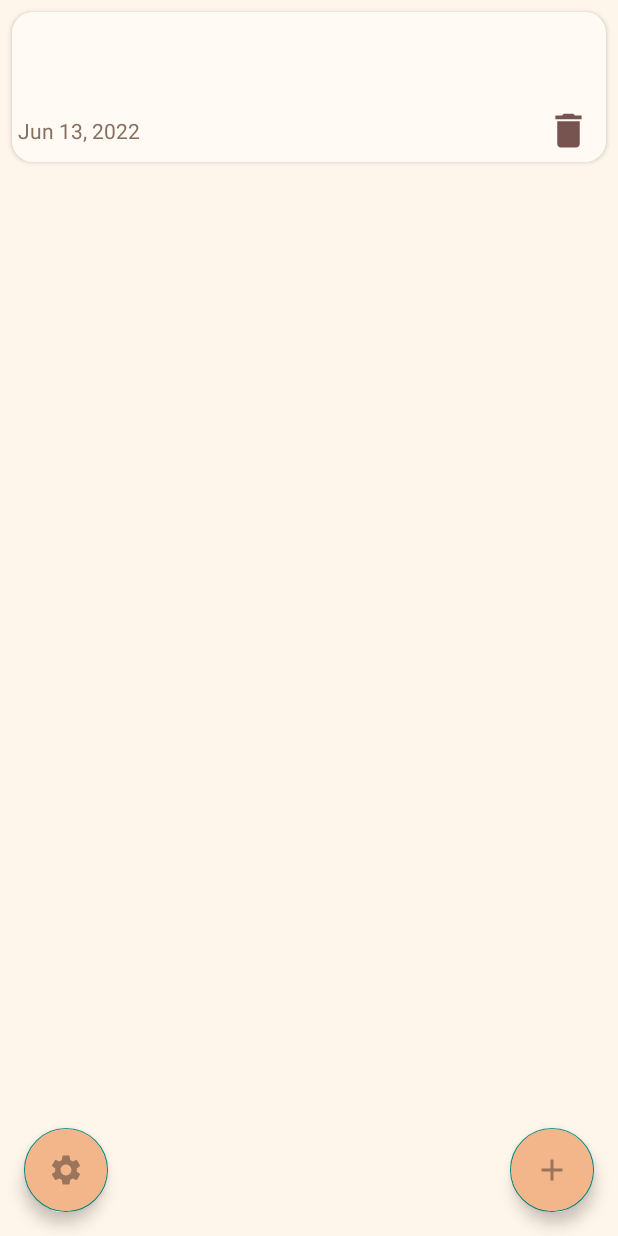
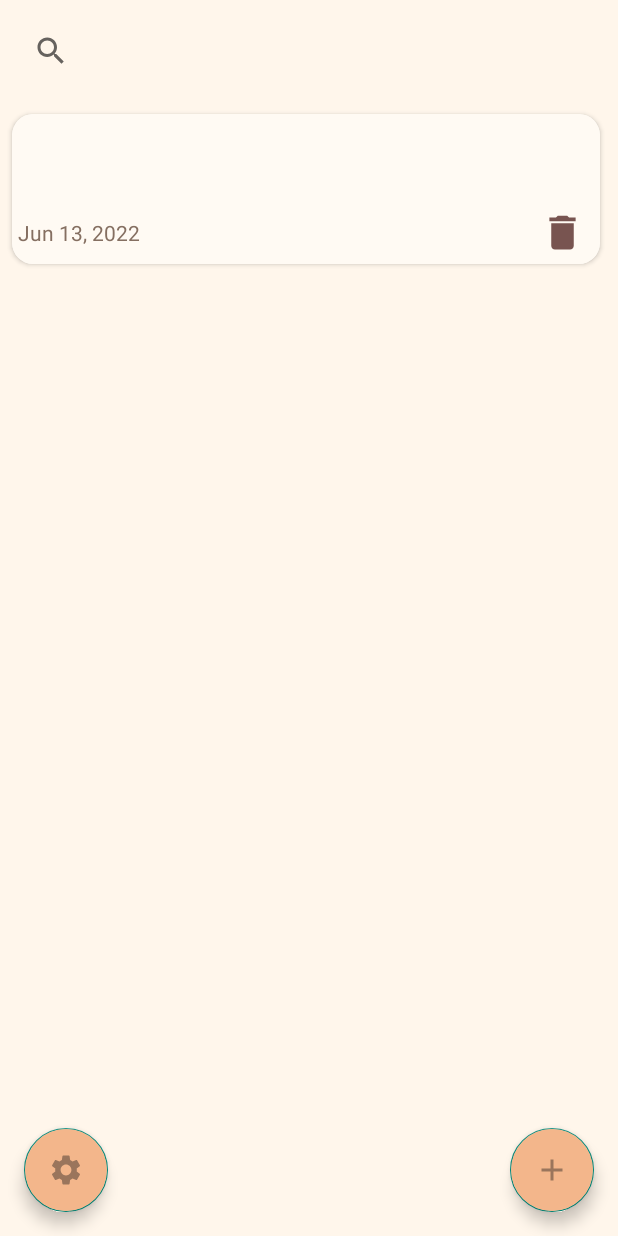
Before and after one commit to Leonid06/note_app_by_leonid_06, an Android app: the SingleNoteFragment screen opened through its navigation route, after a tap on an icon or button, on a phone screen of 412 x 824 dp. Run offline under Robolectric (Android 15) with nearby library versions, the phone set to English and light mode, and no system bars; our stand-ins replace Dagger/Hilt's generated code, Room's generated code.

Commit message:
addded search system, deleted toasts

```diff
--- a/app/src/main/java/com/example/leonidsnotesapplication/data/database/NoteDao.kt
+++ b/app/src/main/java/com/example/leonidsnotesapplication/data/database/NoteDao.kt
@@ -7,6 +7,10 @@ import dagger.Provides
 
 @Dao
 interface NoteDao {
+
+    @Query("SELECT * FROM note WHERE title LIKE :query OR subtitle LIKE :query")
+    fun selectNotes(query : String?) : List<Note>
+
     @Query("SELECT * FROM Note")
     fun getAllNotes() : List<Note>
 
--- a/app/src/main/java/com/example/leonidsnotesapplication/data/repository/NoteRepositoryImpl.kt
+++ b/app/src/main/java/com/example/leonidsnotesapplication/data/repository/NoteRepositoryImpl.kt
@@ -11,6 +11,10 @@ class NoteRepositoryImpl(
         return ArrayList(dao.getAllNotes())
     }
 
+    override fun searchNotes(query: String?): ArrayList<Note> {
+        return ArrayList(dao.selectNotes(query))
+    }
+
     override suspend fun deleteNote(note: Note) {
        return dao.deleteNote(note)
     }
--- a/app/src/main/java/com/example/leonidsnotesapplication/domain/repository/NoteRepository.kt
+++ b/app/src/main/java/com/example/leonidsnotesapplication/domain/repository/NoteRepository.kt
@@ -1,11 +1,14 @@
 package com.example.leonidsnotesapplication.domain.repository
 
 import androidx.lifecycle.LiveData
+import androidx.room.Query
 import com.example.leonidsnotesapplication.domain.model.Note
 
 interface NoteRepository {
     fun getAllNotes() : ArrayList<Note>
 
+    fun searchNotes(query: String?) : ArrayList<Note>
+
     suspend fun deleteNote(note : Note)
 
     suspend fun insertNote(note : Note)
--- /dev/null
+++ b/app/src/main/java/com/example/leonidsnotesapplication/domain/usecase/SearchNoteUseCase.kt
@@ -0,0 +1,12 @@
+package com.example.leonidsnotesapplication.domain.usecase
+
+import com.example.leonidsnotesapplication.domain.model.Note
+import com.example.leonidsnotesapplication.domain.repository.NoteRepository
+
+class SearchNoteUseCase(
+    private val repository: NoteRepository
+) {
+    fun execute(query :String?) : ArrayList<Note> {
+        return repository.searchNotes(query)
+    }
+}
--- a/app/src/main/java/com/example/leonidsnotesapplication/presentation/di/DomainModule.kt
+++ b/app/src/main/java/com/example/leonidsnotesapplication/presentation/di/DomainModule.kt
@@ -4,6 +4,7 @@ import com.example.leonidsnotesapplication.domain.repository.NoteRepository
 import com.example.leonidsnotesapplication.domain.usecase.AddNoteUseCase
 import com.example.leonidsnotesapplication.domain.usecase.DeleteNoteUseCase
 import com.example.leonidsnotesapplication.domain.usecase.GetAllNotesUseCase
+import com.example.leonidsnotesapplication.domain.usecase.SearchNoteUseCase
 import dagger.Module
 import dagger.Provides
 import dagger.hilt.InstallIn
@@ -15,18 +16,23 @@ import dagger.hilt.android.components.ViewModelComponent
 class DomainModule {
 
     @Provides
-    fun provideAddNoteUseCase(userRepository: NoteRepository): AddNoteUseCase {
-        return AddNoteUseCase(userRepository)
+    fun provideAddNoteUseCase(noteRepository: NoteRepository): AddNoteUseCase {
+        return AddNoteUseCase(noteRepository)
     }
 
     @Provides
-    fun provideDeleteNoteUseCase(userRepository: NoteRepository): DeleteNoteUseCase {
-        return DeleteNoteUseCase(userRepository)
+    fun provideDeleteNoteUseCase(noteRepository: NoteRepository): DeleteNoteUseCase {
+        return DeleteNoteUseCase(noteRepository)
     }
 
     @Provides
-    fun provideGetAllNotesUseCase(userRepository: NoteRepository): GetAllNotesUseCase {
-        return GetAllNotesUseCase(userRepository)
+    fun provideGetAllNotesUseCase(noteRepository: NoteRepository): GetAllNotesUseCase {
+        return GetAllNotesUseCase(noteRepository)
+    }
+
+    @Provides
+    fun provideSearchNotesUseCase(noteRepository: NoteRepository) : SearchNoteUseCase{
+        return  SearchNoteUseCase(noteRepository)
     }
 
 }
--- a/app/src/main/java/com/example/leonidsnotesapplication/presentation/notes_feature/NotesFragment.kt
+++ b/app/src/main/java/com/example/leonidsnotesapplication/presentation/notes_feature/NotesFragment.kt
@@ -6,6 +6,7 @@ import android.view.LayoutInflater
 import android.view.View
 import android.view.ViewGroup
 import android.widget.Toast
+import androidx.appcompat.widget.SearchView
 import androidx.fragment.app.viewModels
 import androidx.navigation.Navigation
 import androidx.navigation.fragment.findNavController
@@ -23,9 +24,10 @@ import dagger.hilt.android.AndroidEntryPoint
 @AndroidEntryPoint
 class NotesFragment : Fragment()  ,
     NoteCardAdapter.NoteClickListener ,
-    DeleteDialogFragment.OnNegativeButtonClickListener {
+    DeleteDialogFragment.OnNegativeButtonClickListener,
+    SearchView.OnQueryTextListener{
 
-    private lateinit var adapter : NoteCardAdapter
+    private val adapter : NoteCardAdapter by lazy { NoteCardAdapter(this) }
     private val vm : NotesViewModel by viewModels()
 
     override fun onCreateView(
@@ -40,10 +42,8 @@ class NotesFragment : Fragment()  ,
 
         val recyclerView = view.findViewById<RecyclerView>(R.id.notesRecyclerView)
         val addNoteButton = view.findViewById<FloatingActionButton>(R.id.go_to_add_note_fragment_button)
+        val notesSearchView = view.findViewById<SearchView>(R.id.notesSearchView)
 
-        recyclerView.isNestedScrollingEnabled = false
-
-        adapter = NoteCardAdapter(this)
 
         vm.notesLiveData.observe(viewLifecycleOwner){
             adapter.setData(it)
@@ -56,8 +56,13 @@ class NotesFragment : Fragment()  ,
         }
 
         recyclerView.adapter = adapter
+        recyclerView.isNestedScrollingEnabled = false
         recyclerView.layoutManager = LinearLayoutManager(view.context)
         recyclerView.itemAnimator = NotesItemAnimator()
+
+        notesSearchView.isSubmitButtonEnabled  = true
+        notesSearchView.setOnQueryTextListener(this)
+
     }
 
     override fun onClickedNote(note: Note) {
@@ -77,6 +82,22 @@ class NotesFragment : Fragment()  ,
 
     override fun onClick(note: Note) {
         vm.deleteNote(note)
-        Toast.makeText(requireContext(), "Note deleted", Toast.LENGTH_SHORT).show()
+    }
+
+    private fun searchDatabase(query: String?){
+        vm.searchNotes("%$query%")
+        vm.notesSearchLiveData.observe(this){
+            adapter.setData(it)
+        }
+    }
+
+    override fun onQueryTextSubmit(query: String?): Boolean {
+        searchDatabase(query)
+        return true
+    }
+
+    override fun onQueryTextChange(query: String?): Boolean {
+        searchDatabase(query)
+        return true
     }
 }
--- a/app/src/main/java/com/example/leonidsnotesapplication/presentation/notes_feature/NotesViewModel.kt
+++ b/app/src/main/java/com/example/leonidsnotesapplication/presentation/notes_feature/NotesViewModel.kt
@@ -8,6 +8,7 @@ import com.example.leonidsnotesapplication.domain.model.Note
 import com.example.leonidsnotesapplication.domain.usecase.AddNoteUseCase
 import com.example.leonidsnotesapplication.domain.usecase.DeleteNoteUseCase
 import com.example.leonidsnotesapplication.domain.usecase.GetAllNotesUseCase
+import com.example.leonidsnotesapplication.domain.usecase.SearchNoteUseCase
 import dagger.hilt.android.lifecycle.HiltViewModel
 import kotlinx.coroutines.Dispatchers
 import kotlinx.coroutines.launch
@@ -17,11 +18,22 @@ import javax.inject.Inject
 class NotesViewModel  @Inject constructor (
     private val addNoteUseCase: AddNoteUseCase,
     private val deleteNoteUseCase: DeleteNoteUseCase,
-    private val getAllNotesUseCase: GetAllNotesUseCase
+    private val getAllNotesUseCase: GetAllNotesUseCase,
+    private val searchNoteUseCase: SearchNoteUseCase
 ) : ViewModel() {
 
     private val notesLiveDataMutable  = MutableLiveData<ArrayList<Note>>()
     val notesLiveData : LiveData<ArrayList<Note>> = notesLiveDataMutable
+
+    private val notesSearchLiveDataMutable  = MutableLiveData<ArrayList<Note>>()
+    val notesSearchLiveData : LiveData<ArrayList<Note>> = notesSearchLiveDataMutable
+
+
+    fun searchNotes(query : String?){
+        viewModelScope.launch(Dispatchers.IO) {
+            notesSearchLiveDataMutable.postValue(searchNoteUseCase.execute(query))
+        }
+    }
 
     fun addNote(note : Note){
         viewModelScope.launch(Dispatchers.IO) {
--- a/app/src/main/java/com/example/leonidsnotesapplication/presentation/single_note_feature/SingleNoteFragment.kt
+++ b/app/src/main/java/com/example/leonidsnotesapplication/presentation/single_note_feature/SingleNoteFragment.kt
@@ -90,7 +90,6 @@ class SingleNoteFragment : Fragment() {
             date,
             id
         )
-        Toast.makeText(requireContext(), "Note added", Toast.LENGTH_SHORT).show()
 
         vm.addNote(note)
     }
@@ -102,7 +101,6 @@ class SingleNoteFragment : Fragment() {
             content,
             date
         )
-        Toast.makeText(requireContext(), "Note added", Toast.LENGTH_SHORT).show()
 
         vm.addNote(note)
     }
--- a/app/src/main/res/layout/fragment_notes.xml
+++ b/app/src/main/res/layout/fragment_notes.xml
@@ -7,12 +7,23 @@
     android:background="@color/note_background_color_3"
     tools:context=".presentation.notes_feature.NotesFragment">
 
+    <androidx.appcompat.widget.SearchView
+        android:id="@+id/notesSearchView"
+        android:layout_width="match_parent"
+        android:layout_height="wrap_content"
+        android:layout_margin="10dp"
+        app:layout_constraintTop_toTopOf="parent"
+        app:layout_constraintStart_toStartOf="parent"/>
+
+
     <androidx.recyclerview.widget.RecyclerView
         android:id="@+id/notesRecyclerView"
-        android:layout_width="match_parent"
-        android:layout_height="600dp"
-        app:layout_constraintTop_toTopOf="parent"
-       />
+        android:layout_width="408dp"
+        android:layout_height="560dp"
+        android:layout_marginTop="10dp"
+        app:layout_constraintTop_toBottomOf="@id/notesSearchView"
+        app:layout_constraintStart_toStartOf="parent"
+        />
 
     <com.google.android.material.floatingactionbutton.FloatingActionButton
         android:backgroundTint="@color/button_color_1"
```
